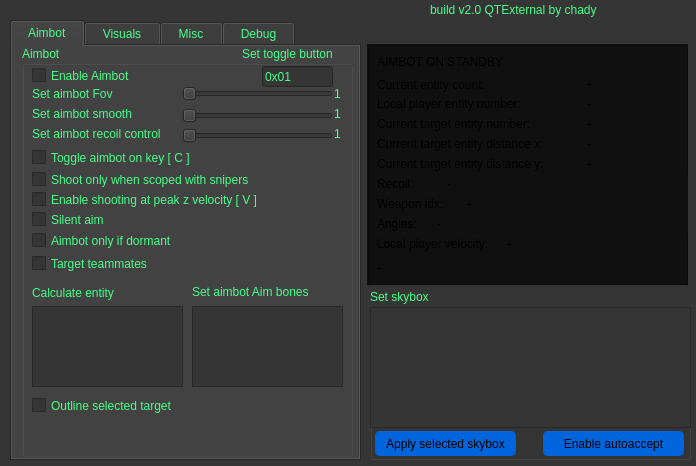
The window that widget.ui (skajuks/QTExternal) describes before a commit, drawn with Qt 5.
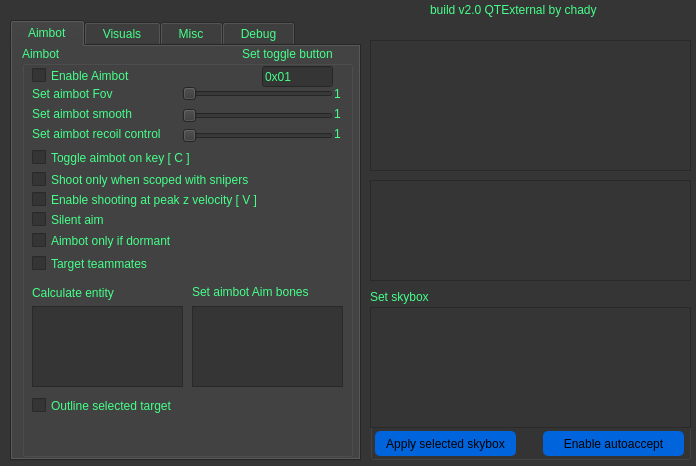
The same window after the commit.

Commit message: added option to add steam_ids to whitelist

What changed in the file:
```diff
--- a/widget.ui
+++ b/widget.ui
@@ -1444,285 +1444,6 @@
     </widget>
    </widget>
   </widget>
-  <widget class="QFrame" name="frame">
-   <property name="geometry">
-    <rect>
-     <x>367</x>
-     <y>44</y>
-     <width>321</width>
-     <height>241</height>
-    </rect>
-   </property>
-   <property name="styleSheet">
-    <string notr="true">background-color: rgb(16, 16, 16);</string>
-   </property>
-   <property name="frameShape">
-    <enum>QFrame::Box</enum>
-   </property>
-   <property name="frameShadow">
-    <enum>QFrame::Raised</enum>
-   </property>
-   <widget class="QLabel" name="curr_ent_cnt">
-    <property name="geometry">
-     <rect>
-      <x>10</x>
-      <y>33</y>
-      <width>141</width>
-      <height>16</height>
-     </rect>
-    </property>
-    <property name="text">
-     <string>Current entity count:</string>
-    </property>
-   </widget>
-   <widget class="QLabel" name="curr_ent_cnt_2">
-    <property name="geometry">
-     <rect>
-      <x>10</x>
-      <y>52</y>
-      <width>181</width>
-      <height>16</height>
-     </rect>
-    </property>
-    <property name="text">
-     <string>Local player entity number:</string>
-    </property>
-   </widget>
-   <widget class="QLabel" name="curr_ent_cnt_val">
-    <property name="geometry">
-     <rect>
-      <x>220</x>
-      <y>30</y>
-      <width>91</width>
-      <height>20</height>
-     </rect>
-    </property>
-    <property name="text">
-     <string>-</string>
-    </property>
-   </widget>
-   <widget class="QLabel" name="loc_p_ent_num">
-    <property name="geometry">
-     <rect>
-      <x>220</x>
-      <y>50</y>
-      <width>91</width>
-      <height>20</height>
-     </rect>
-    </property>
-    <property name="text">
-     <string>-</string>
-    </property>
-   </widget>
-   <widget class="QLabel" name="curr_ent_cnt_3">
-    <property name="geometry">
-     <rect>
-      <x>10</x>
-      <y>72</y>
-      <width>181</width>
-      <height>16</height>
-     </rect>
-    </property>
-    <property name="text">
-     <string>Current target entity number:</string>
-    </property>
-   </widget>
-   <widget class="QLabel" name="curr_tgt">
-    <property name="geometry">
-     <rect>
-      <x>220</x>
-      <y>70</y>
-      <width>91</width>
-      <height>20</height>
-     </rect>
-    </property>
-    <property name="text">
-     <string>-</string>
-    </property>
-   </widget>
-   <widget class="QLabel" name="curr_ent_cnt_4">
-    <property name="geometry">
-     <rect>
-      <x>10</x>
-      <y>92</y>
-      <width>191</width>
-      <height>16</height>
-     </rect>
-    </property>
-    <property name="text">
-     <string>Current target entity distance x:</string>
-    </property>
-   </widget>
-   <widget class="QLabel" name="curr_ent_cnt_5">
-    <property name="geometry">
-     <rect>
-      <x>10</x>
-      <y>112</y>
-      <width>191</width>
-      <height>16</height>
-     </rect>
-    </property>
-    <property name="text">
-     <string>Current target entity distance y:</string>
-    </property>
-   </widget>
-   <widget class="QLabel" name="dist_x">
-    <property name="geometry">
-     <rect>
-      <x>220</x>
-      <y>90</y>
-      <width>91</width>
-      <height>20</height>
-     </rect>
-    </property>
-    <property name="text">
-     <string>-</string>
-    </property>
-   </widget>
-   <widget class="QLabel" name="dist_y">
-    <property name="geometry">
-     <rect>
-      <x>220</x>
-      <y>110</y>
-      <width>91</width>
-      <height>20</height>
-     </rect>
-    </property>
-    <property name="text">
-     <string>-</string>
-    </property>
-   </widget>
-   <widget class="QLabel" name="aimbot_state_ui">
-    <property name="geometry">
-     <rect>
-      <x>10</x>
-      <y>10</y>
-      <width>301</width>
-      <height>16</height>
-     </rect>
-    </property>
-    <property name="text">
-     <string>AIMBOT ON STANDBY</string>
-    </property>
-   </widget>
-   <widget class="QLabel" name="curr_ent_cnt_6">
-    <property name="geometry">
-     <rect>
-      <x>10</x>
-      <y>132</y>
-      <width>51</width>
-      <height>16</height>
-     </rect>
-    </property>
-    <property name="text">
-     <string>Recoil:</string>
-    </property>
-   </widget>
-   <widget class="QLabel" name="ent_recoil">
-    <property name="geometry">
-     <rect>
-      <x>80</x>
-      <y>130</y>
-      <width>241</width>
-      <height>20</height>
-     </rect>
-    </property>
-    <property name="text">
-     <string>-</string>
-    </property>
-   </widget>
-   <widget class="QLabel" name="curr_ent_cnt_7">
-    <property name="geometry">
-     <rect>
-      <x>10</x>
-      <y>152</y>
-      <width>81</width>
-      <height>16</height>
-     </rect>
-    </property>
-    <property name="text">
-     <string>Weapon idx:</string>
-    </property>
-   </widget>
-   <widget class="QLabel" name="ent_weapon">
-    <property name="geometry">
-     <rect>
-      <x>100</x>
-      <y>150</y>
-      <width>221</width>
-      <height>20</height>
-     </rect>
-    </property>
-    <property name="text">
-     <string>-</string>
-    </property>
-   </widget>
-   <widget class="QLabel" name="curr_ent_cnt_8">
-    <property name="geometry">
-     <rect>
-      <x>10</x>
-      <y>172</y>
-      <width>51</width>
-      <height>16</height>
-     </rect>
-    </property>
-    <property name="text">
-     <string>Angles:</string>
-    </property>
-   </widget>
-   <widget class="QLabel" name="ent_angles">
-    <property name="geometry">
-     <rect>
-      <x>70</x>
-      <y>170</y>
-      <width>251</width>
-      <height>20</height>
-     </rect>
-    </property>
-    <property name="text">
-     <string>-</string>
-    </property>
-   </widget>
-   <widget class="QLabel" name="curr_ent_cnt_9">
-    <property name="geometry">
-     <rect>
-      <x>10</x>
-      <y>192</y>
-      <width>121</width>
-      <height>16</height>
-     </rect>
-    </property>
-    <property name="text">
-     <string>Local player velocity:</string>
-    </property>
-   </widget>
-   <widget class="QLabel" name="loc_player_vel">
-    <property name="geometry">
-     <rect>
-      <x>140</x>
-      <y>190</y>
-      <width>91</width>
-      <height>20</height>
-     </rect>
-    </property>
-    <property name="text">
-     <string>-</string>
-    </property>
-   </widget>
-   <widget class="QLabel" name="pofst">
-    <property name="geometry">
-     <rect>
-      <x>10</x>
-      <y>214</y>
-      <width>211</width>
-      <height>20</height>
-     </rect>
-    </property>
-    <property name="text">
-     <string>-</string>
-    </property>
-   </widget>
-  </widget>
   <widget class="QGroupBox" name="groupBox_2">
    <property name="geometry">
     <rect>
@@ -1782,6 +1503,26 @@
     </property>
    </widget>
   </widget>
+  <widget class="QListWidget" name="player_list_widget">
+   <property name="geometry">
+    <rect>
+     <x>370</x>
+     <y>40</y>
+     <width>321</width>
+     <height>131</height>
+    </rect>
+   </property>
+  </widget>
+  <widget class="QListWidget" name="player_list_whitelist">
+   <property name="geometry">
+    <rect>
+     <x>370</x>
+     <y>180</y>
+     <width>321</width>
+     <height>101</height>
+    </rect>
+   </property>
+  </widget>
  </widget>
  <resources/>
  <connections/>
```
The commit also changes 9 other files.
